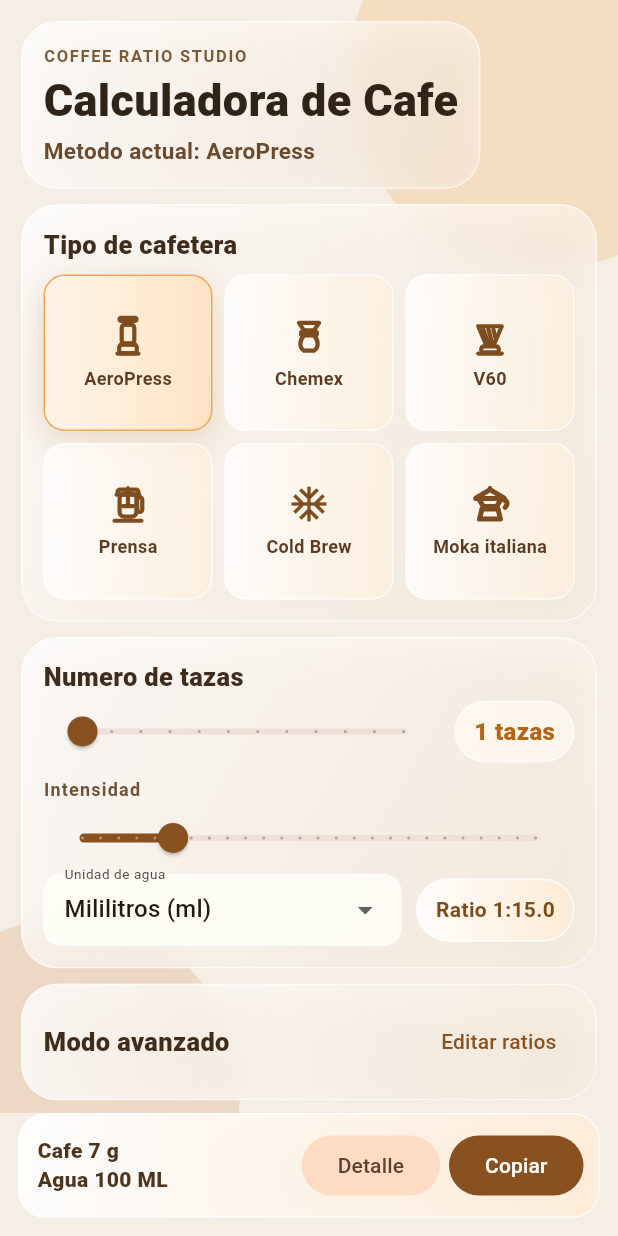
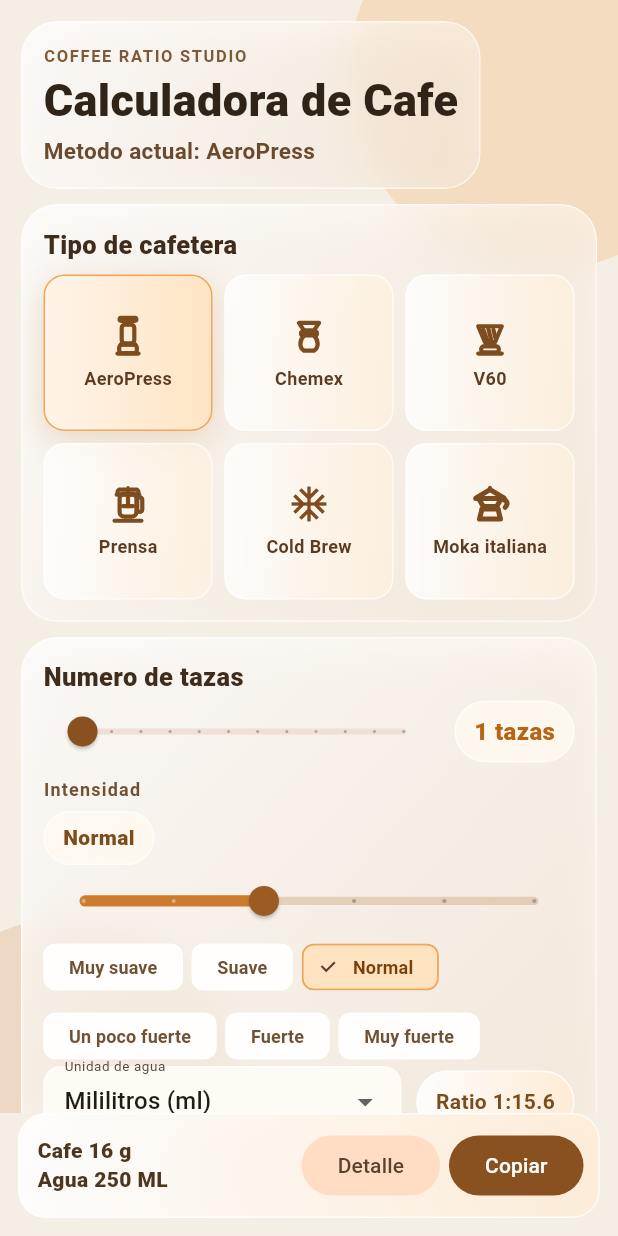
Before and after one commit to afbecerra7-netizen/calculadora-cafe-flutter, a Flutter app: the screen it shows after launch, on a phone screen of 412 x 824 dp. Run offline on Flutter 3.47's test engine with Material 3 defaults, Android fonts, the phone set to English and light mode, and no system bars; our stand-ins replace shared_preferences.

Commit message:
feat: refine brew ratios and improve strength UX

```diff
--- a/lib/features/calculator/application/calculator_controller.dart
+++ b/lib/features/calculator/application/calculator_controller.dart
@@ -56,7 +56,7 @@ class CalculatorController extends ChangeNotifier {
     }
 
     cups = cups.clamp(1, 12);
-    strength = CoffeeCalculator.clamp(strength, 0.75, 2);
+    strength = CoffeeCalculator.nearestStrengthPresetValue(strength);
     isLoading = false;
     notifyListeners();
   }
@@ -125,9 +125,15 @@ class CalculatorController extends ChangeNotifier {
   }
 
   void setStrength(double value) {
-    strength = CoffeeCalculator.clamp(value, 0.75, 2);
+    strength = CoffeeCalculator.nearestStrengthPresetValue(value);
     notifyListeners();
     _markDirty();
+  }
+
+  void setStrengthPresetIndex(int index) {
+    final safeIndex =
+        index.clamp(0, CoffeeCalculator.strengthPresets.length - 1);
+    setStrength(CoffeeCalculator.strengthPresets[safeIndex].factor);
   }
 
   void setUnit(WaterUnit value) {
@@ -171,6 +177,10 @@ class CalculatorController extends ChangeNotifier {
 
   String get ratioLabel => '1:${CoffeeCalculator.roundTo(adjustedRatio, 1)}';
   String get methodLabel => CoffeeCalculator.methodLabels[method]!;
+  int get strengthPresetIndex =>
+      CoffeeCalculator.nearestStrengthPresetIndex(strength);
+  String get strengthLabel =>
+      CoffeeCalculator.strengthPresets[strengthPresetIndex].label;
   String get grindRecommendation =>
       CoffeeCalculator.grindRecommendations[method]!;
   String get rangeLabel {
--- a/lib/features/calculator/domain/coffee_calculator.dart
+++ b/lib/features/calculator/domain/coffee_calculator.dart
@@ -1,6 +1,13 @@
 enum BrewMethod { aeropress, chemex, v60, frenchpress, coldbrew, mokaItaliana }
 
 enum WaterUnit { ml, oz }
+
+class StrengthPreset {
+  const StrengthPreset({required this.label, required this.factor});
+
+  final String label;
+  final double factor;
+}
 
 class CoffeeCalculator {
   static const Map<BrewMethod, String> methodLabels = {
@@ -13,30 +20,30 @@ class CoffeeCalculator {
   };
 
   static const Map<BrewMethod, int> waterPerCupMl = {
-    BrewMethod.aeropress: 100,
-    BrewMethod.chemex: 165,
-    BrewMethod.v60: 175,
+    BrewMethod.aeropress: 250,
+    BrewMethod.chemex: 250,
+    BrewMethod.v60: 240,
     BrewMethod.frenchpress: 250,
     BrewMethod.coldbrew: 160,
     BrewMethod.mokaItaliana: 70,
   };
 
   static const Map<BrewMethod, double> defaultBaseRatio = {
-    BrewMethod.aeropress: 15,
-    BrewMethod.chemex: 16,
-    BrewMethod.v60: 16,
-    BrewMethod.frenchpress: 14,
+    BrewMethod.aeropress: 15.6,
+    BrewMethod.chemex: 16.7,
+    BrewMethod.v60: 16.8,
+    BrewMethod.frenchpress: 16,
     BrewMethod.coldbrew: 8,
     BrewMethod.mokaItaliana: 9,
   };
 
   static const Map<BrewMethod, List<int>> suggestedRatioRange = {
-    BrewMethod.aeropress: [13, 17],
+    BrewMethod.aeropress: [14, 16],
     BrewMethod.chemex: [15, 17],
-    BrewMethod.v60: [15, 17],
-    BrewMethod.frenchpress: [12, 15],
+    BrewMethod.v60: [15, 18],
+    BrewMethod.frenchpress: [15, 18],
     BrewMethod.coldbrew: [6, 10],
-    BrewMethod.mokaItaliana: [7, 10],
+    BrewMethod.mokaItaliana: [8, 10],
   };
 
   static const Map<BrewMethod, String> grindRecommendations = {
@@ -51,41 +58,67 @@ class CoffeeCalculator {
   static const Map<BrewMethod, List<String>> methodGuides = {
     BrewMethod.aeropress: [
       'Enjuaga el filtro y precalienta el equipo.',
-      'Agrega el cafe molido medio-fino.',
+      'Para 1 taza usa 16 g de cafe y 250 ml de agua (aprox 1:15.6).',
       'Vierte el agua en 2 etapas y remueve.',
       'Presiona suave despues de 1:30.',
     ],
     BrewMethod.chemex: [
       'Enjuaga el filtro y descarta el agua.',
-      'Agrega cafe molido medio.',
+      'Usa una base de 1:16 a 1:17 con molienda media-gruesa.',
       'Vierte en circulos hasta completar.',
       'Sirve cuando termine el goteo.',
     ],
     BrewMethod.v60: [
       'Enjuaga el filtro y precalienta el servidor.',
-      'Agrega cafe molido medio-fino.',
+      'Trabaja entre 1:16 y 1:17 con molienda media.',
       'Haz bloom 30-40 s y luego vierte por etapas.',
       'Tiempo objetivo 2:30 a 3:30.',
     ],
     BrewMethod.frenchpress: [
-      'Agrega cafe molido grueso.',
+      'Usa cafe molido grueso en rango 1:15 a 1:18.',
       'Vierte agua y remueve.',
       'Infusiona 4 minutos.',
       'Presiona lentamente y sirve.',
     ],
     BrewMethod.coldbrew: [
-      'Agrega cafe molido grueso.',
+      'Muele grueso y trabaja como concentrado (1:6 a 1:10).',
       'Incorpora agua fria.',
       'Refrigera 12 a 16 horas.',
-      'Filtra y sirve con hielo o diluye.',
+      'Filtra. Si queda intenso, diluye 1:1 con agua o leche.',
     ],
     BrewMethod.mokaItaliana: [
       'Llena la base con agua caliente sin pasar la valvula.',
-      'Usa cafe molido fino a medio-fino sin compactar.',
+      'Usa cafe molido fino a medio-fino sin compactar (aprox 1:8 a 1:10).',
       'Arma la moka y calienta a fuego medio-bajo.',
       'Retira cuando el flujo aclare para evitar amargor.',
     ],
   };
+
+  static const List<StrengthPreset> strengthPresets = [
+    StrengthPreset(label: 'Muy suave', factor: 0.75),
+    StrengthPreset(label: 'Suave', factor: 0.9),
+    StrengthPreset(label: 'Normal', factor: 1.0),
+    StrengthPreset(label: 'Un poco fuerte', factor: 1.2),
+    StrengthPreset(label: 'Fuerte', factor: 1.5),
+    StrengthPreset(label: 'Muy fuerte', factor: 2.0),
+  ];
+
+  static int nearestStrengthPresetIndex(double value) {
+    var bestIndex = 0;
+    var bestDistance = (strengthPresets.first.factor - value).abs();
+    for (var i = 1; i < strengthPresets.length; i++) {
+      final distance = (strengthPresets[i].factor - value).abs();
+      if (distance < bestDistance) {
+        bestDistance = distance;
+        bestIndex = i;
+      }
+    }
+    return bestIndex;
+  }
+
+  static double nearestStrengthPresetValue(double value) {
+    return strengthPresets[nearestStrengthPresetIndex(value)].factor;
+  }
 
   static double clamp(double value, double min, double max) {
     if (value < min) return min;
--- a/lib/features/calculator/presentation/calculator_page.dart
+++ b/lib/features/calculator/presentation/calculator_page.dart
@@ -261,12 +261,81 @@ class _CalculatorPageState extends State<CalculatorPage> {
                                 fontWeight: FontWeight.w700,
                               ),
                             ),
-                            Slider(
-                              value: controller.strength,
-                              min: 0.75,
-                              max: 2,
-                              divisions: 25,
-                              onChanged: controller.setStrength,
+                            const SizedBox(height: 6),
+                            Container(
+                              padding: const EdgeInsets.symmetric(
+                                  horizontal: 12, vertical: 7),
+                              decoration: BoxDecoration(
+                                borderRadius: BorderRadius.circular(999),
+                                color: const Color(0xCCFFF9F0),
+                                border: Border.all(
+                                    color: Colors.white.withValues(alpha: 0.7)),
+                              ),
+                              child: Text(
+                                controller.strengthLabel,
+                                style: const TextStyle(
+                                  color: Color(0xFF7C4D1B),
+                                  fontWeight: FontWeight.w800,
+                                  fontSize: 14,
+                                ),
+                              ),
+                            ),
+                            SliderTheme(
+                              data: SliderTheme.of(context).copyWith(
+                                activeTrackColor: const Color(0xFFCD7B2C),
+                                inactiveTrackColor: const Color(0x44B57941),
+                                thumbColor: const Color(0xFF9B5B22),
+                                overlayColor: const Color(0x229B5B22),
+                                trackHeight: 5.5,
+                              ),
+                              child: Slider(
+                                value:
+                                    controller.strengthPresetIndex.toDouble(),
+                                min: 0,
+                                max: (CoffeeCalculator.strengthPresets.length -
+                                        1)
+                                    .toDouble(),
+                                divisions:
+                                    CoffeeCalculator.strengthPresets.length - 1,
+                                label: controller.strengthLabel,
+                                onChanged: (v) => controller
+                                    .setStrengthPresetIndex(v.round()),
+                              ),
+                            ),
+                            Wrap(
+                              spacing: 6,
+                              runSpacing: 6,
+                              children: CoffeeCalculator.strengthPresets
+                                  .asMap()
+                                  .entries
+                                  .map(
+                                (entry) {
+                                  final selected =
+                                      controller.strengthPresetIndex ==
+                                          entry.key;
+                                  return ChoiceChip(
+                                    label: Text(entry.value.label),
+                                    selected: selected,
+                                    onSelected: (_) => controller
+                                        .setStrengthPresetIndex(entry.key),
+                                    labelStyle: TextStyle(
+                                      fontSize: 12,
+                                      fontWeight: FontWeight.w700,
+                                      color: selected
+                                          ? const Color(0xFF7A3F08)
+                                          : const Color(0xFF6F5135),
+                                    ),
+                                    selectedColor: const Color(0xFFFFE3C0),
+                                    backgroundColor: const Color(0xCCFFFFFF),
+                                    side: BorderSide(
+                                      color: selected
+                                          ? const Color(0xFFF0A65B)
+                                          : Colors.white.withValues(alpha: 0.7),
+                                    ),
+                                    visualDensity: VisualDensity.compact,
+                                  );
+                                },
+                              ).toList(),
                             ),
                             Row(
                               children: [
```
Also changed, not shown: 1 other file.
